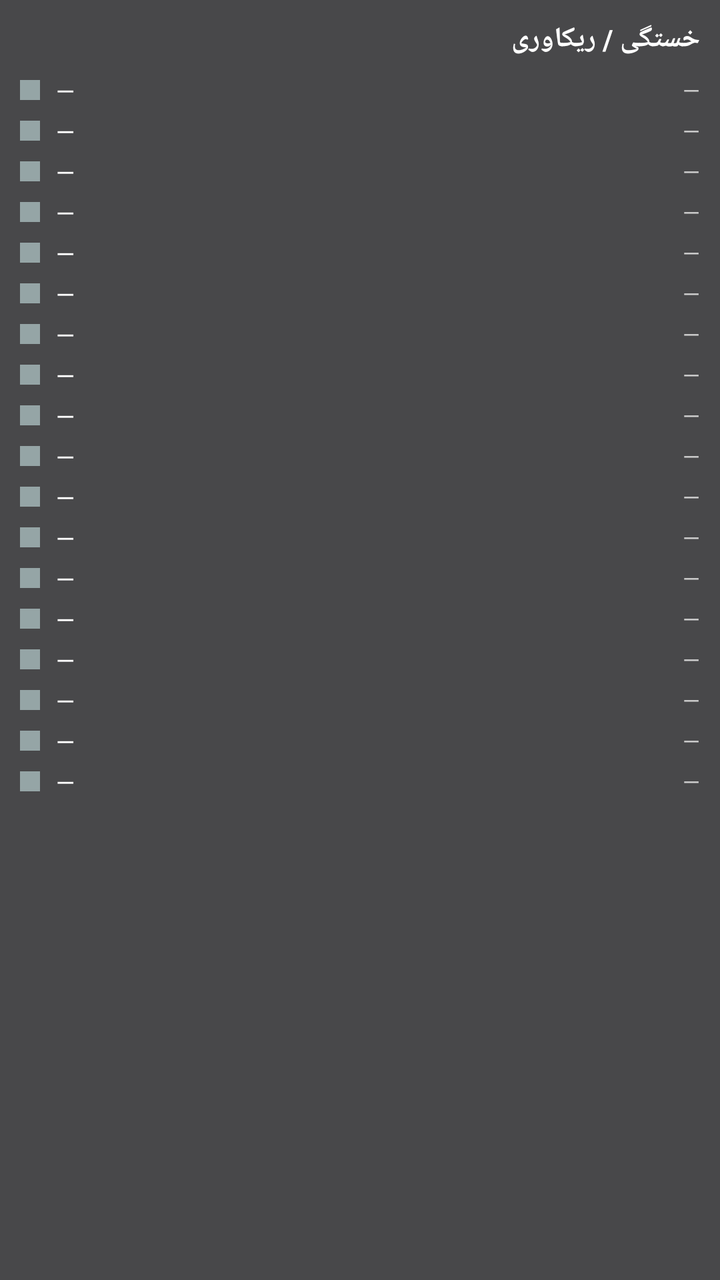
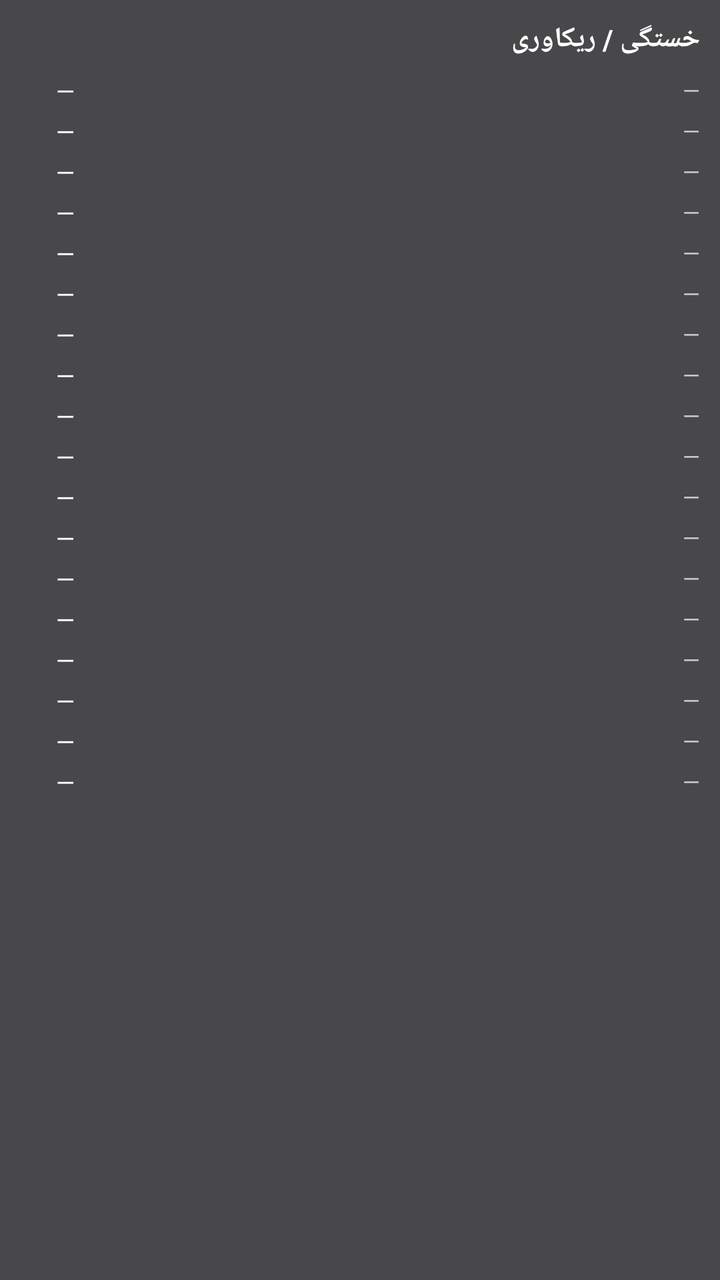

Screens rendered from an Android XML layout before and after an edit, with the pre-edit source and the edit as a unified diff.
<!-- AndroidManifest.xml: application theme AppTheme -->
<!-- res/layout/widget_muscle_fatigue.xml -->
<?xml version="1.0" encoding="utf-8"?>
<LinearLayout xmlns:android="http://schemas.android.com/apk/res/android"
    android:id="@+id/wroot"
    android:layout_width="match_parent"
    android:layout_height="match_parent"
    android:orientation="vertical"
    android:padding="10dp"
    android:background="#CC1C1C1E">
    <TextView
        android:id="@+id/wtitle"
        android:layout_width="match_parent"
        android:layout_height="wrap_content"
        android:text="خستگی / ریکاوری"
        android:textStyle="bold"
        android:textSize="14sp"
        android:textColor="#FFFFFF"
        android:paddingBottom="6dp" />

        <LinearLayout
            android:id="@+id/mrow0"
            android:layout_width="match_parent"
            android:layout_height="wrap_content"
            android:orientation="horizontal"
            android:gravity="center_vertical"
            android:paddingTop="2dp"
            android:paddingBottom="2dp">
            <TextView
                android:id="@+id/mdot0"
                android:layout_width="10dp"
                android:layout_height="10dp"
                android:layout_marginEnd="8dp"
                android:background="#95A5A6" />
            <TextView
                android:id="@+id/mname0"
                android:layout_width="0dp"
                android:layout_height="wrap_content"
                android:layout_weight="1"
                android:textSize="12sp"
                android:textColor="#FFFFFF"
                android:text="—" />
            <TextView
                android:id="@+id/mval0"
                android:layout_width="36dp"
                android:layout_height="wrap_content"
                android:gravity="end"
                android:textSize="11sp"
                android:textColor="#CCCCCC"
                android:text="—" />
        </LinearLayout>

        <LinearLayout
            android:id="@+id/mrow1"
            android:layout_width="match_parent"
            android:layout_height="wrap_content"
            android:orientation="horizontal"
            android:gravity="center_vertical"
            android:paddingTop="2dp"
            android:paddingBottom="2dp">
            <TextView
                android:id="@+id/mdot1"
                android:layout_width="10dp"
                android:layout_height="10dp"
                android:layout_marginEnd="8dp"
                android:background="#95A5A6" />
            <TextView
                android:id="@+id/mname1"
                android:layout_width="0dp"
                android:layout_height="wrap_content"
                android:layout_weight="1"
                android:textSize="12sp"
                android:textColor="#FFFFFF"
                android:text="—" />
            <TextView
                android:id="@+id/mval1"
                android:layout_width="36dp"
                android:layout_height="wrap_content"
                android:gravity="end"
                android:textSize="11sp"
                android:textColor="#CCCCCC"
                android:text="—" />
        </LinearLayout>

        <LinearLayout
            android:id="@+id/mrow2"
            android:layout_width="match_parent"
            android:layout_height="wrap_content"
            android:orientation="horizontal"
            android:gravity="center_vertical"
            android:paddingTop="2dp"
            android:paddingBottom="2dp">
            <TextView
                android:id="@+id/mdot2"
                android:layout_width="10dp"
                android:layout_height="10dp"
                android:layout_marginEnd="8dp"
                android:background="#95A5A6" />
            <TextView
                android:id="@+id/mname2"
                android:layout_width="0dp"
                android:layout_height="wrap_content"
                android:layout_weight="1"
                android:textSize="12sp"
                android:textColor="#FFFFFF"
                android:text="—" />
            <TextView
                android:id="@+id/mval2"
                android:layout_width="36dp"
                android:layout_height="wrap_content"
                android:gravity="end"
                android:textSize="11sp"
                android:textColor="#CCCCCC"
                android:text="—" />
        </LinearLayout>

        <LinearLayout
            android:id="@+id/mrow3"
            android:layout_width="match_parent"
            android:layout_height="wrap_content"
            android:orientation="horizontal"
            android:gravity="center_vertical"
            android:paddingTop="2dp"
            android:paddingBottom="2dp">
            <TextView
                android:id="@+id/mdot3"
                android:layout_width="10dp"
                android:layout_height="10dp"
                android:layout_marginEnd="8dp"
                android:background="#95A5A6" />
            <TextView
                android:id="@+id/mname3"
                android:layout_width="0dp"
                android:layout_height="wrap_content"
                android:layout_weight="1"
                android:textSize="12sp"
                android:textColor="#FFFFFF"
                android:text="—" />
            <TextView
                android:id="@+id/mval3"
                android:layout_width="36dp"
                android:layout_height="wrap_content"
                android:gravity="end"
                android:textSize="11sp"
                android:textColor="#CCCCCC"
                android:text="—" />
        </LinearLayout>

        <LinearLayout
            android:id="@+id/mrow4"
            android:layout_width="match_parent"
            android:layout_height="wrap_content"
            android:orientation="horizontal"
            android:gravity="center_vertical"
            android:paddingTop="2dp"
            android:paddingBottom="2dp">
            <TextView
                android:id="@+id/mdot4"
                android:layout_width="10dp"
                android:layout_height="10dp"
                android:layout_marginEnd="8dp"
                android:background="#95A5A6" />
            <TextView
                android:id="@+id/mname4"
                android:layout_width="0dp"
                android:layout_height="wrap_content"
                android:layout_weight="1"
                android:textSize="12sp"
                android:textColor="#FFFFFF"
                android:text="—" />
            <TextView
                android:id="@+id/mval4"
                android:layout_width="36dp"
                android:layout_height="wrap_content"
                android:gravity="end"
                android:textSize="11sp"
                android:textColor="#CCCCCC"
                android:text="—" />
        </LinearLayout>

        <LinearLayout
            android:id="@+id/mrow5"
            android:layout_width="match_parent"
            android:layout_height="wrap_content"
            android:orientation="horizontal"
            android:gravity="center_vertical"
            android:paddingTop="2dp"
            android:paddingBottom="2dp">
            <TextView
                android:id="@+id/mdot5"
                android:layout_width="10dp"
                android:layout_height="10dp"
                android:layout_marginEnd="8dp"
                android:background="#95A5A6" />
            <TextView
                android:id="@+id/mname5"
                android:layout_width="0dp"
                android:layout_height="wrap_content"
                android:layout_weight="1"
                android:textSize="12sp"
                android:textColor="#FFFFFF"
                android:text="—" />
            <TextView
                android:id="@+id/mval5"
                android:layout_width="36dp"
                android:layout_height="wrap_content"
                android:gravity="end"
                android:textSize="11sp"
                android:textColor="#CCCCCC"
                android:text="—" />
        </LinearLayout>

        <LinearLayout
            android:id="@+id/mrow6"
            android:layout_width="match_parent"
            android:layout_height="wrap_content"
            android:orientation="horizontal"
            android:gravity="center_vertical"
            android:paddingTop="2dp"
            android:paddingBottom="2dp">
            <TextView
                android:id="@+id/mdot6"
                android:layout_width="10dp"
                android:layout_height="10dp"
                android:layout_marginEnd="8dp"
                android:background="#95A5A6" />
            <TextView
                android:id="@+id/mname6"
                android:layout_width="0dp"
                android:layout_height="wrap_content"
                android:layout_weight="1"
                android:textSize="12sp"
                android:textColor="#FFFFFF"
                android:text="—" />
            <TextView
                android:id="@+id/mval6"
                android:layout_width="36dp"
                android:layout_height="wrap_content"
                android:gravity="end"
                android:textSize="11sp"
                android:textColor="#CCCCCC"
                android:text="—" />
        </LinearLayout>

        <LinearLayout
            android:id="@+id/mrow7"
            android:layout_width="match_parent"
            android:layout_height="wrap_content"
            android:orientation="horizontal"
            android:gravity="center_vertical"
            android:paddingTop="2dp"
            android:paddingBottom="2dp">
            <TextView
                android:id="@+id/mdot7"
                android:layout_width="10dp"
                android:layout_height="10dp"
                android:layout_marginEnd="8dp"
                android:background="#95A5A6" />
            <TextView
                android:id="@+id/mname7"
                android:layout_width="0dp"
                android:layout_height="wrap_content"
                android:layout_weight="1"
                android:textSize="12sp"
                android:textColor="#FFFFFF"
                android:text="—" />
            <TextView
                android:id="@+id/mval7"
                android:layout_width="36dp"
                android:layout_height="wrap_content"
                android:gravity="end"
                android:textSize="11sp"
                android:textColor="#CCCCCC"
                android:text="—" />
        </LinearLayout>

        <LinearLayout
            android:id="@+id/mrow8"
            android:layout_width="match_parent"
            android:layout_height="wrap_content"
            android:orientation="horizontal"
            android:gravity="center_vertical"
            android:paddingTop="2dp"
            android:paddingBottom="2dp">
            <TextView
                android:id="@+id/mdot8"
                android:layout_width="10dp"
                android:layout_height="10dp"
                android:layout_marginEnd="8dp"
                android:background="#95A5A6" />
            <TextView
                android:id="@+id/mname8"
                android:layout_width="0dp"
                android:layout_height="wrap_content"
                android:layout_weight="1"
                android:textSize="12sp"
                android:textColor="#FFFFFF"
                android:text="—" />
            <TextView
                android:id="@+id/mval8"
                android:layout_width="36dp"
                android:layout_height="wrap_content"
                android:gravity="end"
                android:textSize="11sp"
                android:textColor="#CCCCCC"
                android:text="—" />
        </LinearLayout>

        <LinearLayout
            android:id="@+id/mrow9"
            android:layout_width="match_parent"
            android:layout_height="wrap_content"
            android:orientation="horizontal"
            android:gravity="center_vertical"
            android:paddingTop="2dp"
            android:paddingBottom="2dp">
            <TextView
                android:id="@+id/mdot9"
                android:layout_width="10dp"
                android:layout_height="10dp"
                android:layout_marginEnd="8dp"
                android:background="#95A5A6" />
            <TextView
                android:id="@+id/mname9"
                android:layout_width="0dp"
                android:layout_height="wrap_content"
                android:layout_weight="1"
                android:textSize="12sp"
                android:textColor="#FFFFFF"
                android:text="—" />
            <TextView
                android:id="@+id/mval9"
                android:layout_width="36dp"
                android:layout_height="wrap_content"
                android:gravity="end"
                android:textSize="11sp"
                android:textColor="#CCCCCC"
                android:text="—" />
        </LinearLayout>

        <LinearLayout
            android:id="@+id/mrow10"
            android:layout_width="match_parent"
            android:layout_height="wrap_content"
            android:orientation="horizontal"
            android:gravity="center_vertical"
            android:paddingTop="2dp"
            android:paddingBottom="2dp">
            <TextView
                android:id="@+id/mdot10"
                android:layout_width="10dp"
                android:layout_height="10dp"
                android:layout_marginEnd="8dp"
                android:background="#95A5A6" />
            <TextView
                android:id="@+id/mname10"
                android:layout_width="0dp"
                android:layout_height="wrap_content"
                android:layout_weight="1"
                android:textSize="12sp"
                android:textColor="#FFFFFF"
                android:text="—" />
            <TextView
                android:id="@+id/mval10"
                android:layout_width="36dp"
                android:layout_height="wrap_content"
                android:gravity="end"
                android:textSize="11sp"
                android:textColor="#CCCCCC"
                android:text="—" />
        </LinearLayout>

        <LinearLayout
            android:id="@+id/mrow11"
            android:layout_width="match_parent"
            android:layout_height="wrap_content"
            android:orientation="horizontal"
            android:gravity="center_vertical"
            android:paddingTop="2dp"
            android:paddingBottom="2dp">
            <TextView
                android:id="@+id/mdot11"
                android:layout_width="10dp"
                android:layout_height="10dp"
                android:layout_marginEnd="8dp"
                android:background="#95A5A6" />
            <TextView
                android:id="@+id/mname11"
                android:layout_width="0dp"
                android:layout_height="wrap_content"
                android:layout_weight="1"
                android:textSize="12sp"
                android:textColor="#FFFFFF"
                android:text="—" />
            <TextView
                android:id="@+id/mval11"
                android:layout_width="36dp"
                android:layout_height="wrap_content"
                android:gravity="end"
                android:textSize="11sp"
                android:textColor="#CCCCCC"
                android:text="—" />
        </LinearLayout>

        <LinearLayout
            android:id="@+id/mrow12"
            android:layout_width="match_parent"
            android:layout_height="wrap_content"
            android:orientation="horizontal"
            android:gravity="center_vertical"
            android:paddingTop="2dp"
            android:paddingBottom="2dp">
            <TextView
                android:id="@+id/mdot12"
                android:layout_width="10dp"
                android:layout_height="10dp"
                android:layout_marginEnd="8dp"
                android:background="#95A5A6" />
            <TextView
                android:id="@+id/mname12"
                android:layout_width="0dp"
                android:layout_height="wrap_content"
                android:layout_weight="1"
                android:textSize="12sp"
                android:textColor="#FFFFFF"
                android:text="—" />
            <TextView
                android:id="@+id/mval12"
                android:layout_width="36dp"
                android:layout_height="wrap_content"
                android:gravity="end"
                android:textSize="11sp"
                android:textColor="#CCCCCC"
                android:text="—" />
        </LinearLayout>

        <LinearLayout
            android:id="@+id/mrow13"
            android:layout_width="match_parent"
            android:layout_height="wrap_content"
            android:orientation="horizontal"
            android:gravity="center_vertical"
            android:paddingTop="2dp"
            android:paddingBottom="2dp">
            <TextView
                android:id="@+id/mdot13"
                android:layout_width="10dp"
                android:layout_height="10dp"
                android:layout_marginEnd="8dp"
                android:background="#95A5A6" />
            <TextView
                android:id="@+id/mname13"
                android:layout_width="0dp"
                android:layout_height="wrap_content"
                android:layout_weight="1"
                android:textSize="12sp"
                android:textColor="#FFFFFF"
                android:text="—" />
            <TextView
                android:id="@+id/mval13"
                android:layout_width="36dp"
                android:layout_height="wrap_content"
                android:gravity="end"
                android:textSize="11sp"
                android:textColor="#CCCCCC"
                android:text="—" />
        </LinearLayout>

        <LinearLayout
            android:id="@+id/mrow14"
            android:layout_width="match_parent"
            android:layout_height="wrap_content"
            android:orientation="horizontal"
            android:gravity="center_vertical"
            android:paddingTop="2dp"
            android:paddingBottom="2dp">
            <TextView
                android:id="@+id/mdot14"
                android:layout_width="10dp"
                android:layout_height="10dp"
                android:layout_marginEnd="8dp"
                android:background="#95A5A6" />
            <TextView
                android:id="@+id/mname14"
                android:layout_width="0dp"
                android:layout_height="wrap_content"
                android:layout_weight="1"
                android:textSize="12sp"
                android:textColor="#FFFFFF"
                android:text="—" />
            <TextView
                android:id="@+id/mval14"
                android:layout_width="36dp"
                android:layout_height="wrap_content"
                android:gravity="end"
                android:textSize="11sp"
                android:textColor="#CCCCCC"
                android:text="—" />
        </LinearLayout>

        <LinearLayout
            android:id="@+id/mrow15"
            android:layout_width="match_parent"
            android:layout_height="wrap_content"
            android:orientation="horizontal"
            android:gravity="center_vertical"
            android:paddingTop="2dp"
            android:paddingBottom="2dp">
            <TextView
                android:id="@+id/mdot15"
                android:layout_width="10dp"
                android:layout_height="10dp"
                android:layout_marginEnd="8dp"
                android:background="#95A5A6" />
            <TextView
                android:id="@+id/mname15"
                android:layout_width="0dp"
                android:layout_height="wrap_content"
                android:layout_weight="1"
                android:textSize="12sp"
                android:textColor="#FFFFFF"
                android:text="—" />
            <TextView
                android:id="@+id/mval15"
                android:layout_width="36dp"
                android:layout_height="wrap_content"
                android:gravity="end"
                android:textSize="11sp"
                android:textColor="#CCCCCC"
                android:text="—" />
        </LinearLayout>

        <LinearLayout
            android:id="@+id/mrow16"
            android:layout_width="match_parent"
            android:layout_height="wrap_content"
            android:orientation="horizontal"
            android:gravity="center_vertical"
            android:paddingTop="2dp"
            android:paddingBottom="2dp">
            <TextView
                android:id="@+id/mdot16"
                android:layout_width="10dp"
                android:layout_height="10dp"
                android:layout_marginEnd="8dp"
                android:background="#95A5A6" />
            <TextView
                android:id="@+id/mname16"
                android:layout_width="0dp"
                android:layout_height="wrap_content"
                android:layout_weight="1"
                android:textSize="12sp"
                android:textColor="#FFFFFF"
                android:text="—" />
            <TextView
                android:id="@+id/mval16"
                android:layout_width="36dp"
                android:layout_height="wrap_content"
                android:gravity="end"
                android:textSize="11sp"
                android:textColor="#CCCCCC"
                android:text="—" />
        </LinearLayout>

        <LinearLayout
            android:id="@+id/mrow17"
            android:layout_width="match_parent"
            android:layout_height="wrap_content"
            android:orientation="horizontal"
            android:gravity="center_vertical"
            android:paddingTop="2dp"
            android:paddingBottom="2dp">
            <TextView
                android:id="@+id/mdot17"
                android:layout_width="10dp"
                android:layout_height="10dp"
                android:layout_marginEnd="8dp"
                android:background="#95A5A6" />
            <TextView
                android:id="@+id/mname17"
                android:layout_width="0dp"
                android:layout_height="wrap_content"
                android:layout_weight="1"
                android:textSize="12sp"
                android:textColor="#FFFFFF"
                android:text="—" />
            <TextView
                android:id="@+id/mval17"
                android:layout_width="36dp"
                android:layout_height="wrap_content"
                android:gravity="end"
                android:textSize="11sp"
                android:textColor="#CCCCCC"
                android:text="—" />
        </LinearLayout>
    <TextView
        android:id="@+id/wfooter"
        android:layout_width="match_parent"
        android:layout_height="wrap_content"
        android:textSize="11sp"
        android:textColor="#AAAAAA"
        android:paddingTop="6dp"
        android:text="" />
</LinearLayout>
<!-- resources referenced by this layout -->
<resources>
  <style name="AppTheme" parent="Theme.AppCompat.Light.DarkActionBar">
          
          <item name="colorPrimary">@color/colorPrimary</item>
          <item name="colorPrimaryDark">@color/colorPrimaryDark</item>
          <item name="colorAccent">@color/colorAccent</item>
      </style>
</resources>

<!-- the commit's change to res/layout/widget_muscle_fatigue.xml (unified diff, before → after) -->
@@ -24,12 +24,7 @@
             android:gravity="center_vertical"
             android:paddingTop="2dp"
             android:paddingBottom="2dp">
-            <TextView
-                android:id="@+id/mdot0"
-                android:layout_width="10dp"
-                android:layout_height="10dp"
-                android:layout_marginEnd="8dp"
-                android:background="#95A5A6" />
+            <ImageView android:id="@+id/mdot0" android:layout_width="10dp" android:layout_height="10dp" android:layout_marginEnd="8dp" android:contentDescription="dot" />
             <TextView
                 android:id="@+id/mname0"
                 android:layout_width="0dp"
@@ -56,12 +51,7 @@
             android:gravity="center_vertical"
             android:paddingTop="2dp"
             android:paddingBottom="2dp">
-            <TextView
-                android:id="@+id/mdot1"
-                android:layout_width="10dp"
-                android:layout_height="10dp"
-                android:layout_marginEnd="8dp"
-                android:background="#95A5A6" />
+            <ImageView android:id="@+id/mdot1" android:layout_width="10dp" android:layout_height="10dp" android:layout_marginEnd="8dp" android:contentDescription="dot" />
             <TextView
                 android:id="@+id/mname1"
                 android:layout_width="0dp"
@@ -88,12 +78,7 @@
             android:gravity="center_vertical"
             android:paddingTop="2dp"
             android:paddingBottom="2dp">
-            <TextView
-                android:id="@+id/mdot2"
-                android:layout_width="10dp"
-                android:layout_height="10dp"
-                android:layout_marginEnd="8dp"
-                android:background="#95A5A6" />
+            <ImageView android:id="@+id/mdot2" android:layout_width="10dp" android:layout_height="10dp" android:layout_marginEnd="8dp" android:contentDescription="dot" />
             <TextView
                 android:id="@+id/mname2"
                 android:layout_width="0dp"
@@ -120,12 +105,7 @@
             android:gravity="center_vertical"
             android:paddingTop="2dp"
             android:paddingBottom="2dp">
-            <TextView
-                android:id="@+id/mdot3"
-                android:layout_width="10dp"
-                android:layout_height="10dp"
-                android:layout_marginEnd="8dp"
-                android:background="#95A5A6" />
+            <ImageView android:id="@+id/mdot3" android:layout_width="10dp" android:layout_height="10dp" android:layout_marginEnd="8dp" android:contentDescription="dot" />
             <TextView
                 android:id="@+id/mname3"
                 android:layout_width="0dp"
@@ -152,12 +132,7 @@
             android:gravity="center_vertical"
             android:paddingTop="2dp"
             android:paddingBottom="2dp">
-            <TextView
-                android:id="@+id/mdot4"
-                android:layout_width="10dp"
-                android:layout_height="10dp"
-                android:layout_marginEnd="8dp"
-                android:background="#95A5A6" />
+            <ImageView android:id="@+id/mdot4" android:layout_width="10dp" android:layout_height="10dp" android:layout_marginEnd="8dp" android:contentDescription="dot" />
             <TextView
                 android:id="@+id/mname4"
                 android:layout_width="0dp"
@@ -184,12 +159,7 @@
             android:gravity="center_vertical"
             android:paddingTop="2dp"
             android:paddingBottom="2dp">
-            <TextView
-                android:id="@+id/mdot5"
-                android:layout_width="10dp"
-                android:layout_height="10dp"
-                android:layout_marginEnd="8dp"
-                android:background="#95A5A6" />
+            <ImageView android:id="@+id/mdot5" android:layout_width="10dp" android:layout_height="10dp" android:layout_marginEnd="8dp" android:contentDescription="dot" />
             <TextView
                 android:id="@+id/mname5"
                 android:layout_width="0dp"
@@ -216,12 +186,7 @@
             android:gravity="center_vertical"
             android:paddingTop="2dp"
             android:paddingBottom="2dp">
-            <TextView
-                android:id="@+id/mdot6"
-                android:layout_width="10dp"
-                android:layout_height="10dp"
-                android:layout_marginEnd="8dp"
-                android:background="#95A5A6" />
+            <ImageView android:id="@+id/mdot6" android:layout_width="10dp" android:layout_height="10dp" android:layout_marginEnd="8dp" android:contentDescription="dot" />
             <TextView
                 android:id="@+id/mname6"
                 android:layout_width="0dp"
@@ -248,12 +213,7 @@
             android:gravity="center_vertical"
             android:paddingTop="2dp"
             android:paddingBottom="2dp">
-            <TextView
-                android:id="@+id/mdot7"
-                android:layout_width="10dp"
-                android:layout_height="10dp"
-                android:layout_marginEnd="8dp"
-                android:background="#95A5A6" />
+            <ImageView android:id="@+id/mdot7" android:layout_width="10dp" android:layout_height="10dp" android:layout_marginEnd="8dp" android:contentDescription="dot" />
             <TextView
                 android:id="@+id/mname7"
                 android:layout_width="0dp"
@@ -280,12 +240,7 @@
             android:gravity="center_vertical"
             android:paddingTop="2dp"
             android:paddingBottom="2dp">
-            <TextView
-                android:id="@+id/mdot8"
-                android:layout_width="10dp"
-                android:layout_height="10dp"
-                android:layout_marginEnd="8dp"
-                android:background="#95A5A6" />
+            <ImageView android:id="@+id/mdot8" android:layout_width="10dp" android:layout_height="10dp" android:layout_marginEnd="8dp" android:contentDescription="dot" />
             <TextView
                 android:id="@+id/mname8"
                 android:layout_width="0dp"
@@ -312,12 +267,7 @@
             android:gravity="center_vertical"
             android:paddingTop="2dp"
             android:paddingBottom="2dp">
-            <TextView
-                android:id="@+id/mdot9"
-                android:layout_width="10dp"
-                android:layout_height="10dp"
-                android:layout_marginEnd="8dp"
-                android:background="#95A5A6" />
+            <ImageView android:id="@+id/mdot9" android:layout_width="10dp" android:layout_height="10dp" android:layout_marginEnd="8dp" android:contentDescription="dot" />
             <TextView
                 android:id="@+id/mname9"
                 android:layout_width="0dp"
@@ -344,12 +294,7 @@
             android:gravity="center_vertical"
             android:paddingTop="2dp"
             android:paddingBottom="2dp">
-            <TextView
-                android:id="@+id/mdot10"
-                android:layout_width="10dp"
-                android:layout_height="10dp"
-                android:layout_marginEnd="8dp"
-                android:background="#95A5A6" />
+            <ImageView android:id="@+id/mdot10" android:layout_width="10dp" android:layout_height="10dp" android:layout_marginEnd="8dp" android:contentDescription="dot" />
             <TextView
                 android:id="@+id/mname10"
                 android:layout_width="0dp"
@@ -376,12 +321,7 @@
             android:gravity="center_vertical"
             android:paddingTop="2dp"
             android:paddingBottom="2dp">
-            <TextView
-                android:id="@+id/mdot11"
-                android:layout_width="10dp"
-                android:layout_height="10dp"
-                android:layout_marginEnd="8dp"
-                android:background="#95A5A6" />
+            <ImageView android:id="@+id/mdot11" android:layout_width="10dp" android:layout_height="10dp" android:layout_marginEnd="8dp" android:contentDescription="dot" />
             <TextView
                 android:id="@+id/mname11"
                 android:layout_width="0dp"
@@ -408,12 +348,7 @@
             android:gravity="center_vertical"
             android:paddingTop="2dp"
             android:paddingBottom="2dp">
-            <TextView
-                android:id="@+id/mdot12"
-                android:layout_width="10dp"
-                android:layout_height="10dp"
-                android:layout_marginEnd="8dp"
-                android:background="#95A5A6" />
+            <ImageView android:id="@+id/mdot12" android:layout_width="10dp" android:layout_height="10dp" android:layout_marginEnd="8dp" android:contentDescription="dot" />
             <TextView
                 android:id="@+id/mname12"
                 android:layout_width="0dp"
@@ -440,12 +375,7 @@
             android:gravity="center_vertical"
             android:paddingTop="2dp"
             android:paddingBottom="2dp">
-            <TextView
-                android:id="@+id/mdot13"
-                android:layout_width="10dp"
-                android:layout_height="10dp"
-                android:layout_marginEnd="8dp"
-                android:background="#95A5A6" />
+            <ImageView android:id="@+id/mdot13" android:layout_width="10dp" android:layout_height="10dp" android:layout_marginEnd="8dp" android:contentDescription="dot" />
             <TextView
                 android:id="@+id/mname13"
                 android:layout_width="0dp"
@@ -472,12 +402,7 @@
             android:gravity="center_vertical"
             android:paddingTop="2dp"
             android:paddingBottom="2dp">
-            <TextView
-                android:id="@+id/mdot14"
-                android:layout_width="10dp"
-                android:layout_height="10dp"
-                android:layout_marginEnd="8dp"
-                android:background="#95A5A6" />
+            <ImageView android:id="@+id/mdot14" android:layout_width="10dp" android:layout_height="10dp" android:layout_marginEnd="8dp" android:contentDescription="dot" />
             <TextView
                 android:id="@+id/mname14"
                 android:layout_width="0dp"
@@ -504,12 +429,7 @@
             android:gravity="center_vertical"
             android:paddingTop="2dp"
             android:paddingBottom="2dp">
-            <TextView
-                android:id="@+id/mdot15"
-                android:layout_width="10dp"
-                android:layout_height="10dp"
-                android:layout_marginEnd="8dp"
-                android:background="#95A5A6" />
+            <ImageView android:id="@+id/mdot15" android:layout_width="10dp" android:layout_height="10dp" android:layout_marginEnd="8dp" android:contentDescription="dot" />
             <TextView
                 android:id="@+id/mname15"
                 android:layout_width="0dp"
@@ -536,12 +456,7 @@
             android:gravity="center_vertical"
             android:paddingTop="2dp"
             android:paddingBottom="2dp">
-            <TextView
-                android:id="@+id/mdot16"
-                android:layout_width="10dp"
-                android:layout_height="10dp"
-                android:layout_marginEnd="8dp"
-                android:background="#95A5A6" />
+            <ImageView android:id="@+id/mdot16" android:layout_width="10dp" android:layout_height="10dp" android:layout_marginEnd="8dp" android:contentDescription="dot" />
             <TextView
                 android:id="@+id/mname16"
                 android:layout_width="0dp"
@@ -568,12 +483,7 @@
             android:gravity="center_vertical"
             android:paddingTop="2dp"
             android:paddingBottom="2dp">
-            <TextView
-                android:id="@+id/mdot17"
-                android:layout_width="10dp"
-                android:layout_height="10dp"
-                android:layout_marginEnd="8dp"
-                android:background="#95A5A6" />
+            <ImageView android:id="@+id/mdot17" android:layout_width="10dp" android:layout_height="10dp" android:layout_marginEnd="8dp" android:contentDescription="dot" />
             <TextView
                 android:id="@+id/mname17"
                 android:layout_width="0dp"
